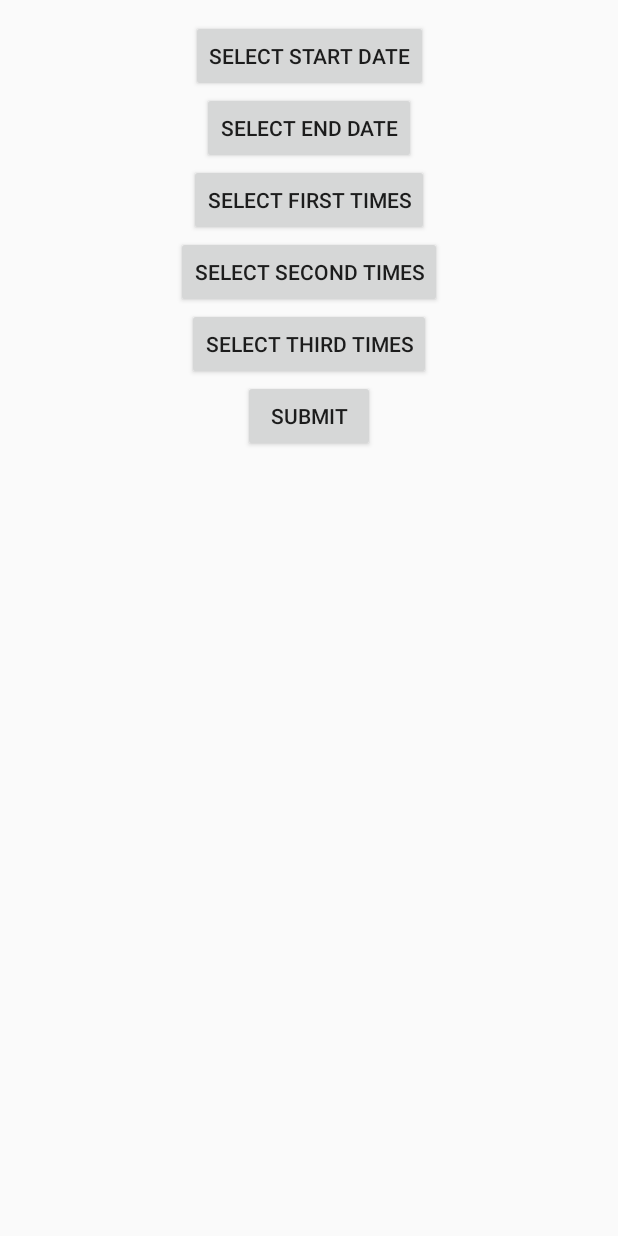
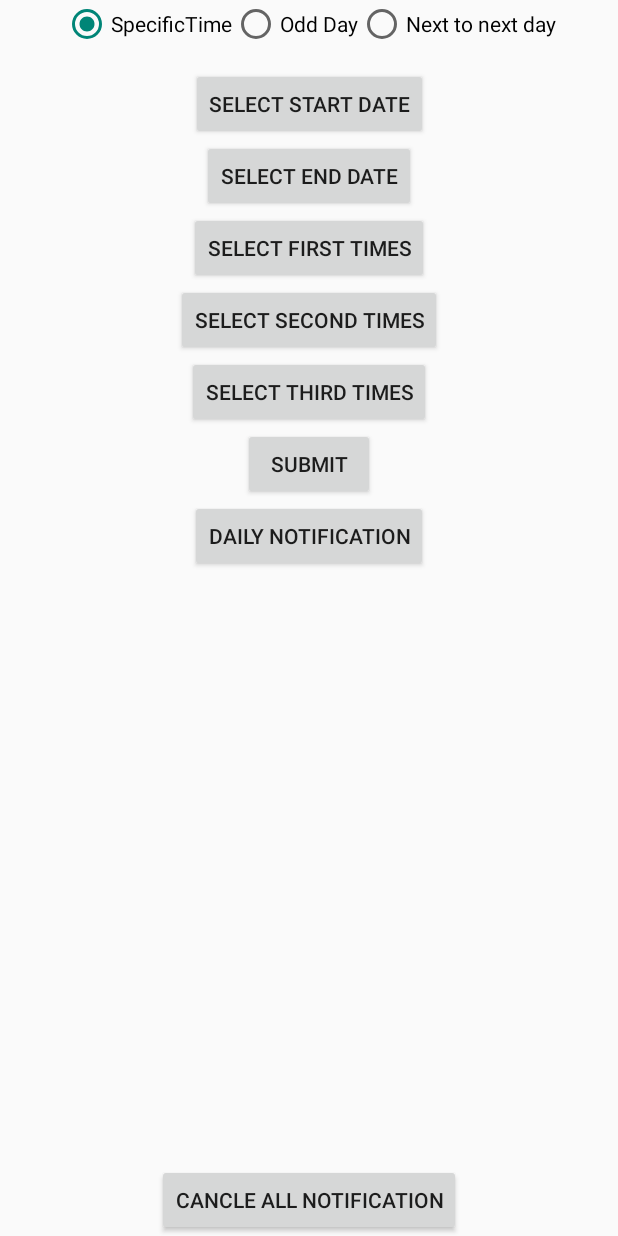
Before and after one commit to parasArvaan2021/AllKotlin, an Android app: the GenerateNotification screen opened directly, with no data from a screen before it, on a phone screen of 412 x 824 dp. Run offline under Robolectric (Android 15) with nearby library versions, the phone set to English and light mode, and no system bars; our stand-ins replace Volley, sdp/ssp sizes.

Commit message:
Complete Notification Module 1. startDate and EndDate 2. multi Time selection notification 3. daily notification 12 am 4. types of days notification like daily,alternative,next to next day 5. cancle notification 6. notification click 7. api calling in background 8. onBackPressed after 3 second app is killed

```diff
--- a/app/build.gradle
+++ b/app/build.gradle
@@ -39,6 +39,7 @@ dependencies {
     implementation 'androidx.appcompat:appcompat:1.3.1'
     implementation 'com.google.android.material:material:1.4.0'
     implementation 'androidx.constraintlayout:constraintlayout:2.1.0'
+    implementation 'androidx.test:core-ktx:1.3.0'
     testImplementation 'junit:junit:4.+'
     androidTestImplementation 'androidx.test.ext:junit:1.1.3'
     androidTestImplementation 'androidx.test.espresso:espresso-core:3.4.0'
--- a/app/src/main/res/layout/activity_generate_notification.xml
+++ b/app/src/main/res/layout/activity_generate_notification.xml
@@ -6,7 +6,41 @@
     android:layout_height="match_parent"
     tools:context=".GenerateNotification">
 
+    <RadioGroup
+        android:id="@+id/radioGroupNotification"
+        android:layout_width="wrap_content"
+        android:layout_height="wrap_content"
+        android:orientation="horizontal"
+        app:layout_constraintTop_toTopOf="parent"
+        app:layout_constraintStart_toStartOf="parent"
+        app:layout_constraintEnd_toEndOf="parent"
+        app:layout_constraintBottom_toTopOf="@+id/btnStartDate">
 
+        <RadioButton
+            android:id="@+id/radio1"
+            android:layout_width="wrap_content"
+            android:layout_height="wrap_content"
+            android:text="SpecificTime"
+            android:checked="true"
+            app:layout_constraintStart_toStartOf="parent"
+            app:layout_constraintTop_toTopOf="parent" />
+
+        <RadioButton
+            android:id="@+id/radio2"
+            android:layout_width="wrap_content"
+            android:layout_height="wrap_content"
+            android:text="Odd Day"
+            app:layout_constraintStart_toEndOf="@id/radio1"
+            app:layout_constraintTop_toTopOf="parent" />
+
+        <RadioButton
+            android:id="@+id/radio3"
+            android:layout_width="wrap_content"
+            android:layout_height="wrap_content"
+            android:text="Next to next day"
+            app:layout_constraintStart_toEndOf="@id/radio2"
+            app:layout_constraintTop_toTopOf="parent" />
+    </RadioGroup>
 
     <Button
         android:id="@+id/btnStartDate"
@@ -14,78 +48,86 @@
         android:layout_height="wrap_content"
         android:layout_marginTop="@dimen/_10sdp"
         android:text="Select Start Date"
+        app:layout_constraintEnd_toEndOf="parent"
         app:layout_constraintStart_toStartOf="parent"
-        app:layout_constraintEnd_toEndOf="parent"
-        app:layout_constraintTop_toTopOf="parent"/>
+        app:layout_constraintTop_toBottomOf="@id/radioGroupNotification" />
+
     <Button
         android:id="@+id/btnEndDate"
         android:layout_width="wrap_content"
         android:layout_height="wrap_content"
         android:text="Select End Date"
+        app:layout_constraintEnd_toEndOf="parent"
         app:layout_constraintStart_toStartOf="parent"
-        app:layout_constraintEnd_toEndOf="parent"
-        app:layout_constraintTop_toBottomOf="@id/btnStartDate"/>
+        app:layout_constraintTop_toBottomOf="@id/btnStartDate" />
+
     <Button
         android:id="@+id/btnSelectFirstTime"
         android:layout_width="wrap_content"
         android:layout_height="wrap_content"
         android:text="Select First Times"
 
-        app:layout_constraintTop_toBottomOf="@id/btnEndDate"
+        app:layout_constraintEnd_toEndOf="parent"
         app:layout_constraintStart_toStartOf="parent"
-        app:layout_constraintEnd_toEndOf="parent"/>
+        app:layout_constraintTop_toBottomOf="@id/btnEndDate" />
+
     <Button
         android:id="@+id/btnSelectSecondTime"
         android:layout_width="wrap_content"
         android:layout_height="wrap_content"
 
         android:text="Select Second Times"
-        app:layout_constraintTop_toBottomOf="@id/btnSelectFirstTime"
+        app:layout_constraintEnd_toEndOf="parent"
         app:layout_constraintStart_toStartOf="parent"
-        app:layout_constraintEnd_toEndOf="parent"/>
+        app:layout_constraintTop_toBottomOf="@id/btnSelectFirstTime" />
+
     <Button
         android:id="@+id/btnSelectThirdTime"
         android:layout_width="wrap_content"
         android:layout_height="wrap_content"
         android:text="Select Third Times"
-        app:layout_constraintTop_toBottomOf="@id/btnSelectSecondTime"
+        app:layout_constraintEnd_toEndOf="parent"
         app:layout_constraintStart_toStartOf="parent"
-        app:layout_constraintEnd_toEndOf="parent"/>
+        app:layout_constraintTop_toBottomOf="@id/btnSelectSecondTime" />
 
     <TextView
         android:id="@+id/tvShowStartDate"
         android:layout_width="wrap_content"
         android:layout_height="wrap_content"
+        app:layout_constraintBaseline_toBaselineOf="@id/btnStartDate"
         app:layout_constraintStart_toEndOf="@id/btnStartDate"
-        app:layout_constraintBaseline_toBaselineOf="@id/btnStartDate"
         app:layout_constraintTop_toTopOf="parent" />
+
     <TextView
         android:id="@+id/tvShowEndDate"
         android:layout_width="wrap_content"
         android:layout_height="wrap_content"
+        app:layout_constraintBaseline_toBaselineOf="@id/btnEndDate"
         app:layout_constraintStart_toEndOf="@id/btnEndDate"
-        app:layout_constraintBaseline_toBaselineOf="@id/btnEndDate"
         app:layout_constraintTop_toTopOf="parent" />
+
     <TextView
         android:id="@+id/tvFirstTime"
         android:layout_width="wrap_content"
         android:layout_height="wrap_content"
+        app:layout_constraintBaseline_toBaselineOf="@id/btnSelectFirstTime"
         app:layout_constraintStart_toEndOf="@id/btnSelectFirstTime"
-        app:layout_constraintBaseline_toBaselineOf="@id/btnSelectFirstTime"
         app:layout_constraintTop_toTopOf="parent" />
+
     <TextView
         android:id="@+id/tvSecondTime"
         android:layout_width="wrap_content"
         android:layout_height="wrap_content"
+        app:layout_constraintBaseline_toBaselineOf="@id/btnSelectSecondTime"
         app:layout_constraintStart_toEndOf="@id/btnSelectSecondTime"
-        app:layout_constraintBaseline_toBaselineOf="@id/btnSelectSecondTime"
         app:layout_constraintTop_toTopOf="parent" />
+
     <TextView
         android:id="@+id/tvThirdTime"
         android:layout_width="wrap_content"
         android:layout_height="wrap_content"
+        app:layout_constraintBaseline_toBaselineOf="@id/btnSelectThirdTime"
         app:layout_constraintStart_toEndOf="@id/btnSelectThirdTime"
-        app:layout_constraintBaseline_toBaselineOf="@id/btnSelectThirdTime"
         app:layout_constraintTop_toTopOf="parent" />
 
     <Button
@@ -93,8 +135,26 @@
         android:layout_width="wrap_content"
         android:layout_height="wrap_content"
         android:text="Submit"
-        app:layout_constraintTop_toBottomOf="@id/btnSelectThirdTime"
+        app:layout_constraintEnd_toEndOf="parent"
         app:layout_constraintStart_toStartOf="parent"
-        app:layout_constraintEnd_toEndOf="parent"/>
+        app:layout_constraintTop_toBottomOf="@id/btnSelectThirdTime" />
+
+    <Button
+        android:id="@+id/CancleNotification"
+        android:layout_width="wrap_content"
+        android:layout_height="wrap_content"
+        android:text="Cancle All notification"
+        app:layout_constraintBottom_toBottomOf="parent"
+        app:layout_constraintEnd_toEndOf="parent"
+        app:layout_constraintStart_toStartOf="parent" />
+
+    <Button
+        android:id="@+id/btnDailyNotification"
+        android:layout_width="wrap_content"
+        android:layout_height="wrap_content"
+        android:text="Daily Notification"
+        app:layout_constraintEnd_toEndOf="parent"
+        app:layout_constraintStart_toStartOf="parent"
+        app:layout_constraintTop_toBottomOf="@id/btnSubmit" />
 
 </androidx.constraintlayout.widget.ConstraintLayout>
--- /dev/null
+++ b/app/src/main/res/layout/testing_mode.xml
@@ -0,0 +1,6 @@
+<?xml version="1.0" encoding="utf-8"?>
+<androidx.constraintlayout.widget.ConstraintLayout xmlns:android="http://schemas.android.com/apk/res/android"
+    android:layout_width="match_parent"
+    android:layout_height="match_parent">
+
+</androidx.constraintlayout.widget.ConstraintLayout>
```
Also changed, not shown: app/src/main/AndroidManifest.xml (+8 -0 lines), app/src/main/java/com/main/kotlin/GenerateNotification.kt (+157 -25 lines), app/src/main/java/com/main/kotlin/MainActivity.kt (+20 -0 lines), app/src/main/java/com/main/kotlin/MyScheduleNotification.kt (+26 -3 lines), app/src/main/java/com/main/kotlin/ReceiverDailyNotification.kt (added, +41 -0 lines).
